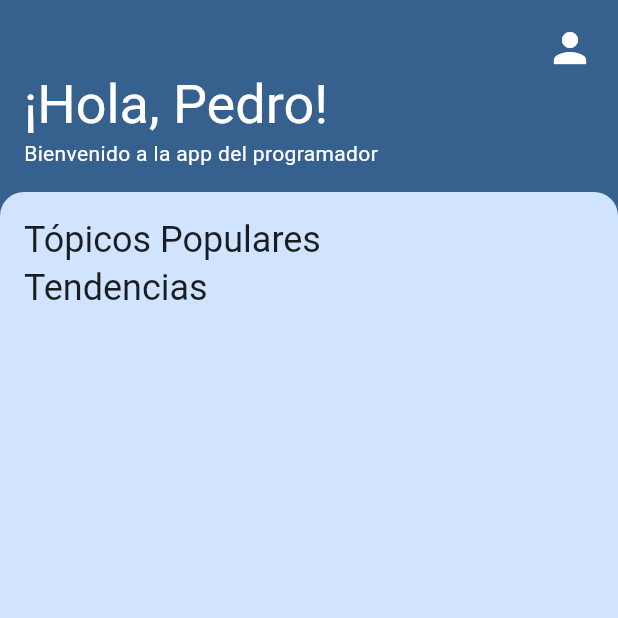
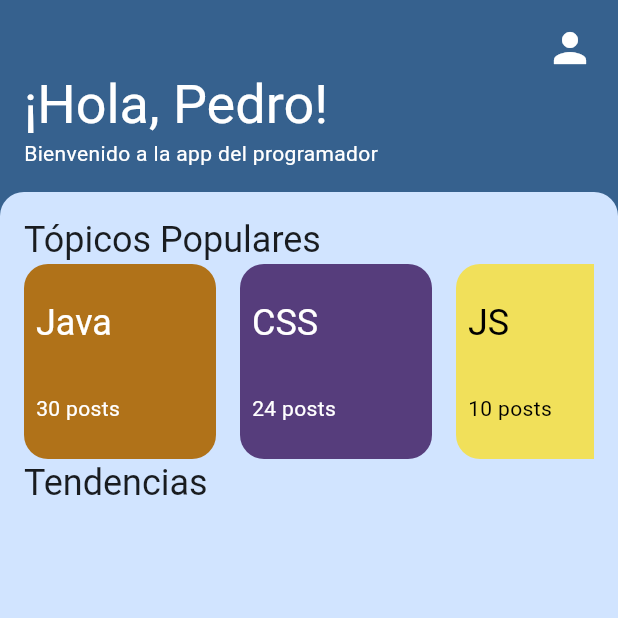
Before and after one commit to DazaTovarJ/programmer_app, a Flutter app: the screen it shows after launch, on a phone screen of 412 x 824 dp, the top half of it. Run offline on Flutter 3.47's test engine with Material 2 defaults, Android fonts, the phone set to English and light mode, and no system bars.

Commit message:
feat(topics): Create language posts cards

```diff
--- a/lib/ui/widgets/comments.dart
+++ b/lib/ui/widgets/comments.dart
@@ -29,6 +29,17 @@ class CommentsWidget extends StatelessWidget {
             "Tópicos Populares",
             style: theme.textTheme.headlineSmall,
           ),
+          SizedBox(
+            height: 130,
+            child: ListView(
+              scrollDirection: Axis.horizontal,
+              children: [
+                _buildLanguageCard("Java", const Color(0xFFB07219), 30),
+                _buildLanguageCard("CSS", const Color(0xFF563D7C), 24),
+                _buildLanguageCard("JS", const Color(0xFFF1E05A), 10),
+              ],
+            ),
+          ),
           Text(
             "Tendencias",
             style: theme.textTheme.headlineSmall,
@@ -37,4 +48,31 @@ class CommentsWidget extends StatelessWidget {
       ),
     );
   }
+
+  Widget _buildLanguageCard(String language, Color color, int posts) {
+    final textColor =
+        color.computeLuminance() > 0.5 ? Colors.black : Colors.white;
+    final headingStyle =
+        theme.textTheme.headlineSmall!.copyWith(color: textColor);
+    final textStyle = theme.textTheme.bodyMedium!.copyWith(color: textColor);
+
+    return Container(
+      decoration: BoxDecoration(
+        color: color,
+        borderRadius: const BorderRadius.all(Radius.circular(16.0))
+      ),
+      width: 128,
+      height: 128,
+      margin: const EdgeInsets.only(right: 16.0),
+      padding: const EdgeInsets.all(8.0),
+      child: Column(
+        mainAxisAlignment: MainAxisAlignment.spaceAround,
+        crossAxisAlignment: CrossAxisAlignment.start,
+        children: [
+          Text(language, style: headingStyle),
+          Text("$posts posts", style: textStyle,)
+        ],
+      ),
+    );
+  }
 }
```
